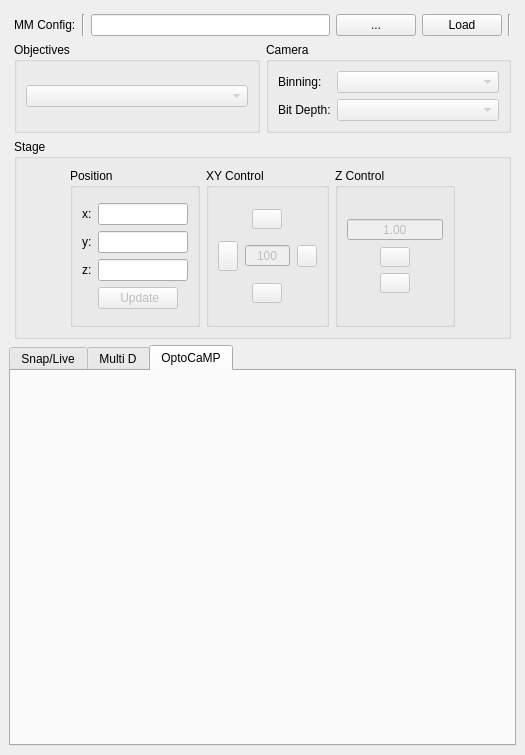
The window that micromanager_gui/micromanager_gui_1.ui (pymmcore-plus/napari-micromanager) describes before a commit, drawn with Qt 5.
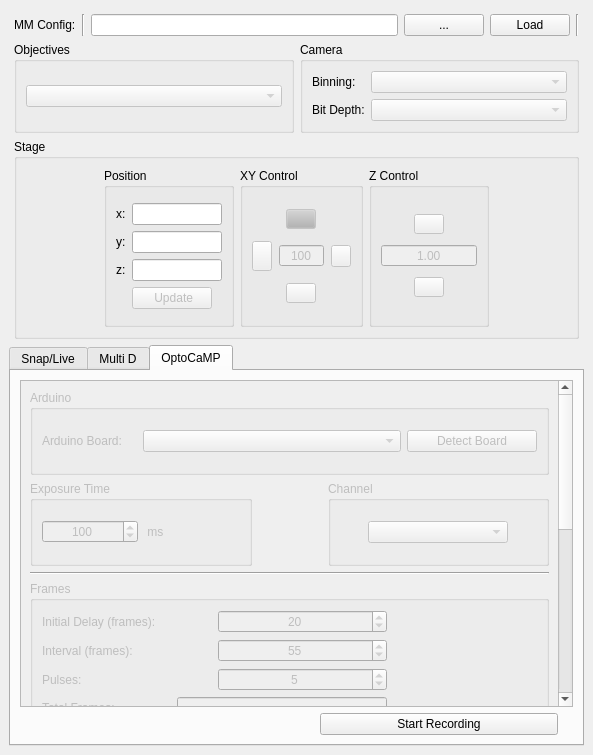
The same window after the commit. The open tabs and pages were chosen to show the change.

```diff
--- a/micromanager_gui/micromanager_gui_1.ui
+++ b/micromanager_gui/micromanager_gui_1.ui
@@ -6,7 +6,7 @@
    <rect>
     <x>0</x>
     <y>0</y>
-    <width>525</width>
+    <width>593</width>
     <height>755</height>
    </rect>
   </property>
@@ -20,7 +20,7 @@
    <string>MainWindow</string>
   </property>
   <widget class="QWidget" name="centralwidget">
-   <layout class="QGridLayout" name="gridLayout_14">
+   <layout class="QGridLayout" name="gridLayout_35">
     <item row="0" column="0">
      <layout class="QGridLayout" name="gridLayout_27">
       <item row="0" column="0">
@@ -396,6 +396,43 @@
                       <height>20</height>
                      </size>
                     </property>
+                    <property name="palette">
+                     <palette>
+                      <active>
+                       <colorrole role="Button">
+                        <brush brushstyle="SolidPattern">
+                         <color alpha="255">
+                          <red>179</red>
+                          <green>179</green>
+                          <blue>179</blue>
+                         </color>
+                        </brush>
+                       </colorrole>
+                      </active>
+                      <inactive>
+                       <colorrole role="Button">
+                        <brush brushstyle="SolidPattern">
+                         <color alpha="255">
+                          <red>179</red>
+                          <green>179</green>
+                          <blue>179</blue>
+                         </color>
+                        </brush>
+                       </colorrole>
+                      </inactive>
+                      <disabled>
+                       <colorrole role="Button">
+                        <brush brushstyle="SolidPattern">
+                         <color alpha="255">
+                          <red>179</red>
+                          <green>179</green>
+                          <blue>179</blue>
+                         </color>
+                        </brush>
+                       </colorrole>
+                      </disabled>
+                     </palette>
+                    </property>
                     <property name="text">
                      <string/>
                     </property>
@@ -511,30 +548,11 @@
                <layout class="QGridLayout" name="gridLayout_6">
                 <item row="0" column="0">
                  <layout class="QVBoxLayout" name="verticalLayout_2">
-                  <item>
-                   <widget class="QDoubleSpinBox" name="z_step_size_doubleSpinBox">
-                    <property name="enabled">
-                     <bool>false</bool>
-                    </property>
-                    <property name="alignment">
-                     <set>Qt::AlignCenter</set>
-                    </property>
-                    <property name="buttonSymbols">
-                     <enum>QAbstractSpinBox::NoButtons</enum>
-                    </property>
-                    <property name="maximum">
-                     <double>10000.000000000000000</double>
-                    </property>
-                    <property name="singleStep">
-                     <double>1.000000000000000</double>
-                    </property>
-                    <property name="value">
-                     <double>1.000000000000000</double>
-                    </property>
-                   </widget>
-                  </item>
                   <item>
                    <layout class="QGridLayout" name="gridLayout_5">
+                    <property name="verticalSpacing">
+                     <number>10</number>
+                    </property>
                     <item row="0" column="0" alignment="Qt::AlignHCenter">
                      <widget class="QPushButton" name="up_Button">
                       <property name="enabled">
@@ -551,7 +569,7 @@
                       </property>
                      </widget>
                     </item>
-                    <item row="1" column="0" alignment="Qt::AlignHCenter">
+                    <item row="2" column="0" alignment="Qt::AlignHCenter">
                      <widget class="QPushButton" name="down_Button">
                       <property name="enabled">
                        <bool>false</bool>
@@ -567,6 +585,28 @@
                       </property>
                      </widget>
                     </item>
+                    <item row="1" column="0">
+                     <widget class="QDoubleSpinBox" name="z_step_size_doubleSpinBox">
+                      <property name="enabled">
+                       <bool>false</bool>
+                      </property>
+                      <property name="alignment">
+                       <set>Qt::AlignCenter</set>
+                      </property>
+                      <property name="buttonSymbols">
+                       <enum>QAbstractSpinBox::NoButtons</enum>
+                      </property>
+                      <property name="maximum">
+                       <double>10000.000000000000000</double>
+                      </property>
+                      <property name="singleStep">
+                       <double>1.000000000000000</double>
+                      </property>
+                      <property name="value">
+                       <double>1.000000000000000</double>
+                      </property>
+                     </widget>
+                    </item>
                    </layout>
                   </item>
                  </layout>
@@ -1300,6 +1340,611 @@
          <attribute name="title">
           <string>OptoCaMP</string>
          </attribute>
+         <layout class="QGridLayout" name="gridLayout_61">
+          <item row="0" column="0">
+           <layout class="QGridLayout" name="gridLayout_13">
+            <item row="0" column="0">
+             <widget class="QScrollArea" name="scrollArea_2">
+              <property name="widgetResizable">
+               <bool>true</bool>
+              </property>
+              <widget class="QWidget" name="scrollAreaWidgetContents_2">
+               <property name="geometry">
+                <rect>
+                 <x>0</x>
+                 <y>0</y>
+                 <width>517</width>
+                 <height>795</height>
+                </rect>
+               </property>
+               <layout class="QGridLayout" name="gridLayout_62">
+                <item row="0" column="0">
+                 <layout class="QGridLayout" name="gridLayout_21">
+                  <item row="0" column="0">
+                   <widget class="QGroupBox" name="arduino_groupBox">
+                    <property name="enabled">
+                     <bool>false</bool>
+                    </property>
+                    <property name="minimumSize">
+                     <size>
+                      <width>0</width>
+                      <height>85</height>
+                     </size>
+                    </property>
+                    <property name="title">
+                     <string>Arduino</string>
+                    </property>
+                    <layout class="QGridLayout" name="gridLayout_17">
+                     <item row="0" column="0">
+                      <layout class="QGridLayout" name="gridLayout_14">
+                       <property name="topMargin">
+                        <number>0</number>
+                       </property>
+                       <item row="0" column="1">
+                        <widget class="QComboBox" name="arduino_board_comboBox"/>
+                       </item>
+                       <item row="0" column="2">
+                        <widget class="QPushButton" name="detect_board_Button">
+                         <property name="maximumSize">
+                          <size>
+                           <width>130</width>
+                           <height>16777215</height>
+                          </size>
+                         </property>
+                         <property name="text">
+                          <string>Detect Board</string>
+                         </property>
+                        </widget>
+                       </item>
+                       <item row="0" column="0">
+                        <widget class="QLabel" name="label_2">
+                         <property name="maximumSize">
+                          <size>
+                           <width>95</width>
+                           <height>16777215</height>
+                          </size>
+                         </property>
+                         <property name="text">
+                          <string>Arduino Board:</string>
+                         </property>
+                        </widget>
+                       </item>
+                      </layout>
+                     </item>
+                    </layout>
+                   </widget>
+                  </item>
+                  <item row="1" column="0">
+                   <layout class="QGridLayout" name="gridLayout_15">
+                    <item row="0" column="2">
+                     <widget class="QGroupBox" name="oc_channel_groupBox">
+                      <property name="enabled">
+                       <bool>false</bool>
+                      </property>
+                      <property name="maximumSize">
+                       <size>
+                        <width>300</width>
+                        <height>16777215</height>
+                       </size>
+                      </property>
+                      <property name="title">
+                       <string>Channel</string>
+                      </property>
+                      <layout class="QGridLayout" name="gridLayout_28">
+                       <item row="0" column="0">
+                        <widget class="QComboBox" name="oc_channel_comboBox">
+                         <property name="minimumSize">
+                          <size>
+                           <width>0</width>
+                           <height>0</height>
+                          </size>
+                         </property>
+                         <property name="maximumSize">
+                          <size>
+                           <width>140</width>
+                           <height>16777215</height>
+                          </size>
+                         </property>
+                        </widget>
+                       </item>
+                      </layout>
+                     </widget>
+                    </item>
+                    <item row="0" column="0">
+                     <widget class="QGroupBox" name="exp_groupBox_1">
+                      <property name="enabled">
+                       <bool>false</bool>
+                      </property>
+                      <property name="minimumSize">
+                       <size>
+                        <width>0</width>
+                        <height>85</height>
+                       </size>
+                      </property>
+                      <property name="title">
+                       <string>Exposure Time</string>
+                      </property>
+                      <layout class="QGridLayout" name="gridLayout_16">
+                       <item row="0" column="0">
+                        <layout class="QGridLayout" name="gridLayout_22">
+                         <item row="0" column="0">
+                          <widget class="QSpinBox" name="exp_spinBox_1">
+                           <property name="enabled">
+                            <bool>false</bool>
+                           </property>
+                           <property name="maximumSize">
+                            <size>
+                             <width>100</width>
+                             <height>16777215</height>
+                            </size>
+                           </property>
+                           <property name="alignment">
+                            <set>Qt::AlignCenter</set>
+                           </property>
+                           <property name="minimum">
+                            <number>1</number>
+                           </property>
+                           <property name="maximum">
+                            <number>100000</number>
+                           </property>
+                           <property name="value">
+                            <number>100</number>
+                           </property>
+                          </widget>
+                         </item>
+                         <item row="0" column="1">
+                          <widget class="QLabel" name="label_21">
+                           <property name="text">
+                            <string> ms</string>
+                           </property>
+                          </widget>
+                         </item>
+                        </layout>
+                       </item>
+                      </layout>
+                     </widget>
+                    </item>
+                    <item row="0" column="1">
+                     <spacer name="horizontalSpacer_4">
+                      <property name="orientation">
+                       <enum>Qt::Horizontal</enum>
+                      </property>
+                      <property name="sizeType">
+                       <enum>QSizePolicy::Fixed</enum>
+                      </property>
+                      <property name="sizeHint" stdset="0">
+                       <size>
+                        <width>70</width>
+                        <height>20</height>
+                       </size>
+                      </property>
+                     </spacer>
+                    </item>
+                   </layout>
+                  </item>
+                  <item row="2" column="0">
+                   <widget class="Line" name="line">
+                    <property name="orientation">
+                     <enum>Qt::Horizontal</enum>
+                    </property>
+                   </widget>
+                  </item>
+                  <item row="3" column="0">
+                   <widget class="QGroupBox" name="frames_groupBox">
+                    <property name="enabled">
+                     <bool>false</bool>
+                    </property>
+                    <property name="title">
+                     <string>Frames</string>
+                    </property>
+                    <layout class="QGridLayout" name="gridLayout_29">
+                     <item row="0" column="0">
+                      <layout class="QGridLayout" name="gridLayout_30">
+                       <item row="0" column="0">
+                        <layout class="QGridLayout" name="gridLayout_31">
+                         <item row="1" column="1">
+                          <widget class="QSpinBox" name="interval_spinBox_1">
+                           <property name="alignment">
+                            <set>Qt::AlignCenter</set>
+                           </property>
+                           <property name="maximum">
+                            <number>1000</number>
+                           </property>
+                           <property name="value">
+                            <number>55</number>
+                           </property>
+                          </widget>
+                         </item>
+                         <item row="2" column="0">
+                          <widget class="QLabel" name="label_4">
+                           <property name="text">
+                            <string>Pulses:</string>
+                           </property>
+                          </widget>
+                         </item>
+                         <item row="0" column="1">
+                          <widget class="QSpinBox" name="delay_spinBox">
+                           <property name="alignment">
+                            <set>Qt::AlignCenter</set>
+                           </property>
+                           <property name="maximum">
+                            <number>1000</number>
+                           </property>
+                           <property name="value">
+                            <number>20</number>
+                           </property>
+                          </widget>
+                         </item>
+                         <item row="1" column="0">
+                          <widget class="QLabel" name="label_3">
+                           <property name="text">
+                            <string>Interval (frames):</string>
+                           </property>
+                          </widget>
+                         </item>
+                         <item row="2" column="1">
+                          <widget class="QSpinBox" name="Pulses_spinBox">
+                           <property name="alignment">
+                            <set>Qt::AlignCenter</set>
+                           </property>
+                           <property name="maximum">
+                            <number>100</number>
+                           </property>
+                           <property name="value">
+                            <number>5</number>
+                           </property>
+                          </widget>
+                         </item>
+                         <item row="0" column="0">
+                          <widget class="QLabel" name="label_5">
+                           <property name="text">
+                            <string>Initial Delay (frames):</string>
+                           </property>
+                          </widget>
+                         </item>
+                         <item row="0" column="2">
+                          <spacer name="horizontalSpacer_3">
+                           <property name="orientation">
+                            <enum>Qt::Horizontal</enum>
+                           </property>
+                           <property name="sizeType">
+                            <enum>QSizePolicy::Fixed</enum>
+                           </property>
+                           <property name="sizeHint" stdset="0">
+                            <size>
+                             <width>150</width>
+                             <height>20</height>
+                            </size>
+                           </property>
+                          </spacer>
+                         </item>
+                        </layout>
+                       </item>
+                       <item row="1" column="0">
+                        <layout class="QGridLayout" name="gridLayout_32">
+                         <item row="2" column="0" colspan="2">
+                          <widget class="QLabel" name="label_10">
+                           <property name="text">
+                            <string>Recording Time (s):</string>
+                           </property>
+                          </widget>
+                         </item>
+                         <item row="0" column="0" colspan="2">
+                          <widget class="QLabel" name="label_11">
+                           <property name="minimumSize">
+                            <size>
+                             <width>129</width>
+                             <height>0</height>
+                            </size>
+                           </property>
+                           <property name="text">
+                            <string>Total Frames:</string>
+                           </property>
+                          </widget>
+                         </item>
+                         <item row="0" column="2">
+                          <widget class="QLineEdit" name="tot_frames_lineEdit">
+                           <property name="alignment">
+                            <set>Qt::AlignCenter</set>
+                           </property>
+                           <property name="readOnly">
+                            <bool>true</bool>
+                           </property>
+                          </widget>
+                         </item>
+                         <item row="2" column="2">
+                          <widget class="QLineEdit" name="rec_time_lineEdit">
+                           <property name="alignment">
+                            <set>Qt::AlignCenter</set>
+                           </property>
+                           <property name="readOnly">
+                            <bool>true</bool>
+                           </property>
+                          </widget>
+                         </item>
+                         <item row="0" column="3">
+                          <spacer name="horizontalSpacer_5">
+                           <property name="orientation">
+                            <enum>Qt::Horizontal</enum>
+                           </property>
+                           <property name="sizeType">
+                            <enum>QSizePolicy::Fixed</enum>
+                           </property>
+                           <property name="sizeHint" stdset="0">
+                            <size>
+                             <width>150</width>
+                             <height>20</height>
+                            </size>
+                           </property>
+                          </spacer>
+                         </item>
+                         <item row="1" column="0" colspan="2">
+                          <widget class="QLabel" name="label_23">
+                           <property name="text">
+                            <string>Frames with Pulse:</string>
+                           </property>
+                          </widget>
+                         </item>
+                         <item row="1" column="2">
+                          <widget class="QLineEdit" name="frame_w_pulses_lineEdit"/>
+                         </item>
+                        </layout>
+                       </item>
+                      </layout>
+                     </item>
+                    </layout>
+                   </widget>
+                  </item>
+                  <item row="4" column="0">
+                   <widget class="Line" name="line_2">
+                    <property name="orientation">
+                     <enum>Qt::Horizontal</enum>
+                    </property>
+                   </widget>
+                  </item>
+                  <item row="5" column="0">
+                   <widget class="QGroupBox" name="led_groupBox">
+                    <property name="enabled">
+                     <bool>false</bool>
+                    </property>
+                    <property name="title">
+                     <string>LED</string>
+                    </property>
+                    <layout class="QGridLayout" name="gridLayout_33">
+                     <item row="0" column="0">
+                      <layout class="QGridLayout" name="gridLayout_34">
+                       <item row="0" column="0">
+                        <layout class="QGridLayout" name="gridLayout_36">
+                         <item row="1" column="0">
+                          <widget class="QLabel" name="label_24">
+                           <property name="text">
+                            <string>LED Power Increment:</string>
+                           </property>
+                          </widget>
+                         </item>
+                         <item row="0" column="1">
+                          <widget class="QSpinBox" name="led_start_pwr_spinBox">
+                           <property name="alignment">
+                            <set>Qt::AlignCenter</set>
+                           </property>
+                           <property name="maximum">
+                            <number>100</number>
+                           </property>
+                           <property name="value">
+                            <number>1</number>
+                           </property>
+                          </widget>
+                         </item>
+                         <item row="1" column="1">
+                          <widget class="QSpinBox" name="led_pwr_inc_spinBox">
+                           <property name="alignment">
+                            <set>Qt::AlignCenter</set>
+                           </property>
+                           <property name="maximum">
+                            <number>100</number>
+                           </property>
+                           <property name="value">
+                            <number>1</number>
+                           </property>
+                          </widget>
+                         </item>
+                         <item row="0" column="0">
+                          <widget class="QLabel" name="label_25">
+                           <property name="text">
+                            <string>LED Start Power (%):</string>
+                           </property>
+                          </widget>
+                         </item>
+                         <item row="0" column="2">
+                          <spacer name="horizontalSpacer_6">
+                           <property name="orientation">
+                            <enum>Qt::Horizontal</enum>
+                           </property>
+                           <property name="sizeType">
+                            <enum>QSizePolicy::Fixed</enum>
+                           </property>
+                           <property name="sizeHint" stdset="0">
+                            <size>
+                             <width>150</width>
+                             <height>20</height>
+                            </size>
+                           </property>
+                          </spacer>
+                         </item>
+                        </layout>
+                       </item>
+                       <item row="1" column="0">
+                        <layout class="QGridLayout" name="gridLayout_41">
+                         <item row="0" column="0" colspan="2">
+                          <widget class="QLabel" name="label_26">
+                           <property name="text">
+                            <string>LED Power(s) (%):</string>
+                           </property>
+                          </widget>
+                         </item>
+                         <item row="0" column="2">
+                          <widget class="QLineEdit" name="led_pwrs_lineEdit">
+                           <property name="readOnly">
+                            <bool>true</bool>
+                           </property>
+                          </widget>
+                         </item>
+                         <item row="1" column="0" colspan="2">
+                          <widget class="QLabel" name="label_27">
+                           <property name="text">
+                            <string>LED Max Power (%):</string>
+                           </property>
+                          </widget>
+                         </item>
+                         <item row="1" column="2">
+                          <widget class="QLineEdit" name="led_max_pwr_lineEdit">
+                           <property name="readOnly">
+                            <bool>true</bool>
+                           </property>
+                          </widget>
+                         </item>
+                        </layout>
+                       </item>
+                      </layout>
+                     </item>
+                    </layout>
+                   </widget>
+                  </item>
+                  <item row="6" column="0">
+                   <widget class="Line" name="line_3">
+                    <property name="orientation">
+                     <enum>Qt::Horizontal</enum>
+                    </property>
+                   </widget>
+                  </item>
+                  <item row="7" column="0">
+                   <widget class="QGroupBox" name="save_groupBox_rec">
+                    <property name="enabled">
+                     <bool>false</bool>
+                    </property>
+                    <property name="minimumSize">
+                     <size>
+                      <width>0</width>
+                      <height>123</height>
+                     </size>
+                    </property>
+                    <property name="title">
+                     <string>Save Recording</string>
+                    </property>
+                    <property name="checkable">
+                     <bool>false</bool>
+                    </property>
+                    <layout class="QGridLayout" name="gridLayout_58">
+                     <item row="0" column="0">
+                      <layout class="QGridLayout" name="gridLayout_59">
+                       <item row="0" column="0">
+                        <layout class="QHBoxLayout" name="horizontalLayout_7">
+                         <property name="bottomMargin">
+                          <number>0</number>
+                         </property>
+                         <item>
+                          <widget class="QLabel" name="label_28">
+                           <property name="text">
+                            <string>Directory:</string>
+                           </property>
+                          </widget>
+                         </item>
+                         <item>
+                          <widget class="QLineEdit" name="dir_rec_lineEdit">
+                           <property name="readOnly">
+                            <bool>true</bool>
+                           </property>
+                          </widget>
+                         </item>
+                         <item>
+                          <widget class="QPushButton" name="browse_rec_save_Button">
+                           <property name="text">
+                            <string>...</string>
+                           </property>
+                          </widget>
+                         </item>
+                        </layout>
+                       </item>
+                       <item row="1" column="0">
+                        <layout class="QHBoxLayout" name="horizontalLayout_9">
+                         <property name="topMargin">
+                          <number>0</number>
+                         </property>
+                         <item>
+                          <widget class="QLabel" name="label_29">
+                           <property name="text">
+                            <string>File Name:</string>
+                           </property>
+                          </widget>
+                         </item>
+                         <item>
+                          <widget class="QLineEdit" name="fname_rec_lineEdit"/>
+                         </item>
+                        </layout>
+                       </item>
+                      </layout>
+                     </item>
+                    </layout>
+                   </widget>
+                  </item>
+                 </layout>
+                </item>
+               </layout>
+              </widget>
+             </widget>
+            </item>
+            <item row="1" column="0">
+             <layout class="QGridLayout" name="gridLayout_60">
+              <item row="0" column="0">
+               <spacer name="horizontalSpacer_7">
+                <property name="orientation">
+                 <enum>Qt::Horizontal</enum>
+                </property>
+                <property name="sizeType">
+                 <enum>QSizePolicy::Fixed</enum>
+                </property>
+                <property name="sizeHint" stdset="0">
+                 <size>
+                  <width>300</width>
+                  <height>20</height>
+                 </size>
+                </property>
+               </spacer>
+              </item>
+              <item row="0" column="2">
+               <spacer name="horizontalSpacer_8">
+                <property name="orientation">
+                 <enum>Qt::Horizontal</enum>
+                </property>
+                <property name="sizeType">
+                 <enum>QSizePolicy::Fixed</enum>
+                </property>
+                <property name="sizeHint" stdset="0">
+                 <size>
+                  <width>15</width>
+                  <height>20</height>
+                 </size>
+                </property>
+               </spacer>
+              </item>
+              <item row="0" column="1">
+               <widget class="QPushButton" name="rec_Button">
+                <property name="maximumSize">
+                 <size>
+                  <width>16777215</width>
+                  <height>70</height>
+                 </size>
+                </property>
+                <property name="text">
+                 <string>Start Recording</string>
+                </property>
+               </widget>
+              </item>
+             </layout>
+            </item>
+           </layout>
+          </item>
+         </layout>
         </widget>
        </widget>
       </item>
```
Left out of the diff: 33 changed lines with no effect on the pictures.
